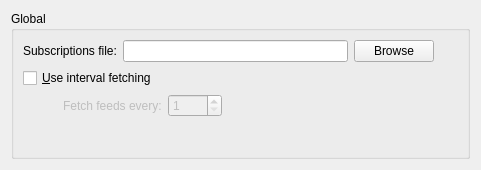
Before: the Qt Designer form resources/krsslocal/configdialog.ui in KDE/kdepim-runtime, drawn with Qt 5.
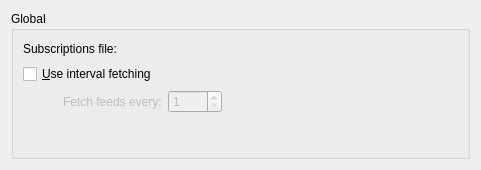
After: the same form once the commit is applied. Custom widgets are drawn as their Qt base class.

Commit message:
Fix config dialog box
Normalize signal/slot

What changed in the file:
```diff
--- a/resources/krsslocal/configdialog.ui
+++ b/resources/krsslocal/configdialog.ui
@@ -28,14 +28,7 @@
          </widget>
         </item>
         <item>
-         <widget class="QLineEdit" name="linePath"/>
-        </item>
-        <item>
-         <widget class="QPushButton" name="browseButton">
-          <property name="text">
-           <string>Browse</string>
-          </property>
-         </widget>
+         <widget class="KUrlRequester" name="urlPath"/>
         </item>
         <item>
          <widget class="QWidget" name="widget_3" native="true">
@@ -134,6 +127,11 @@
    <extends>QSpinBox</extends>
    <header>knuminput.h</header>
   </customwidget>
+  <customwidget>
+   <class>KUrlRequester</class>
+   <extends>QFrame</extends>
+   <header>kurlrequester.h</header>
+  </customwidget>
  </customwidgets>
  <resources/>
  <connections/>
```
The commit also changes 3 other files.
